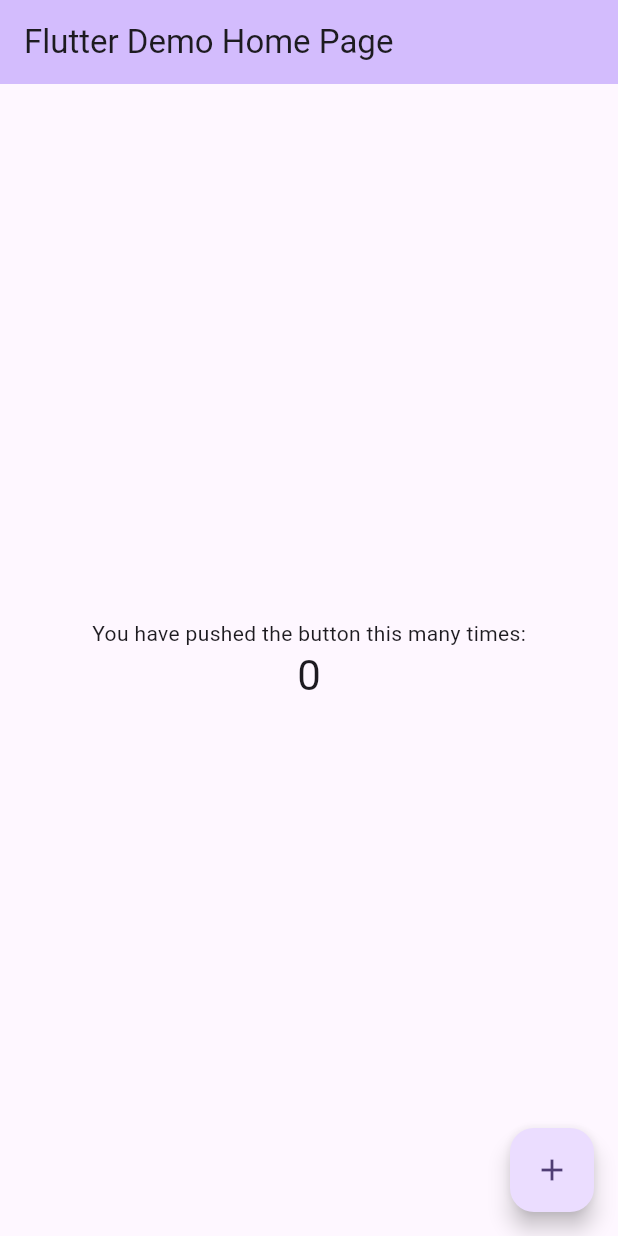
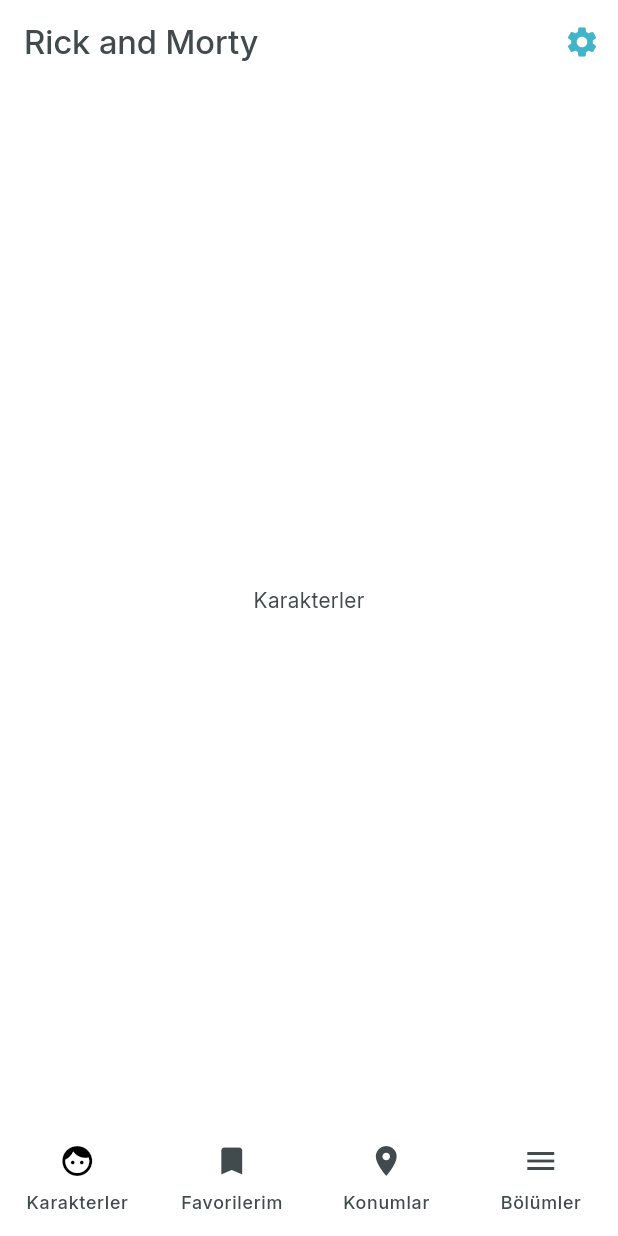
Before and after one commit to SLAYER3547/rickandmortyapp, a Flutter app: the screen it shows after launch, on a phone screen of 412 x 824 dp. Run offline on Flutter 3.47's test engine with Material 3 defaults, Android fonts, the phone set to English and light mode, and no system bars; our stand-ins replace go_router.

Commit message:
app theme is set. Navigation bar is added. Four main page are designed. And GoRouter is added

```diff
--- /dev/null
+++ b/lib/app/router.dart
@@ -0,0 +1,52 @@
+import 'package:flutter/cupertino.dart';
+import 'package:go_router/go_router.dart';
+import 'package:rickandmortyapp/views/app_view.dart';
+import 'package:rickandmortyapp/views/characters_view/character_view.dart';
+import 'package:rickandmortyapp/views/favourites_view/favourites_view.dart';
+import 'package:rickandmortyapp/views/locations_view/locations_view.dart';
+import 'package:rickandmortyapp/views/sections_view/sections_view.dart';
+
+final _routerKey = GlobalKey<NavigatorState>();
+
+class AppRoutes {
+  AppRoutes._();
+  static const String characters = '/';
+  static const String favourites = '/favourites';
+  static const String locations = '/locations';
+  static const String sections = '/sections';
+}
+
+final router = GoRouter(
+  initialLocation: AppRoutes.characters,
+  navigatorKey: _routerKey, routes: [
+  StatefulShellRoute.indexedStack(
+      builder: (context, state, navigationShell) => AppView(
+            navigationShell: navigationShell,
+          ),
+      branches: [
+        StatefulShellBranch(routes: [
+          GoRoute(
+            path: AppRoutes.characters,
+            builder: (context, state) => const CharacterView(),
+          )
+        ]),
+        StatefulShellBranch(routes: [
+          GoRoute(
+            path: AppRoutes.favourites,
+            builder: (context, state) => const FavouritesView(),
+          )
+        ]),
+        StatefulShellBranch(routes: [
+          GoRoute(
+            path: AppRoutes.locations,
+            builder: (context, state) => const LocationsView(),
+          )
+        ]),
+        StatefulShellBranch(routes: [
+          GoRoute(
+            path: AppRoutes.sections,
+            builder: (context, state) => const SectionsView(),
+          )
+        ])
+      ])
+]);
--- /dev/null
+++ b/lib/app/theme.dart
@@ -0,0 +1,22 @@
+import 'package:flutter/material.dart';
+
+class AppTheme {
+  AppTheme._();
+  static ThemeData get lightTheme => ThemeData(
+    fontFamily: 'Inter',
+    scaffoldBackgroundColor: Colors.white,
+    colorScheme: const ColorScheme.light(
+      primary: Color(0xFF42B4CA),
+      secondary: Color(0xFFD5E9ED),
+      surface: Colors.white,
+      onSurface: Color(0xFF414A4C),
+      error: Color(0xFFEA7979),
+      tertiary: Color(0xFFB5C4C7)
+    ),
+    iconButtonTheme: IconButtonThemeData(
+      style: IconButton.styleFrom(
+        foregroundColor: Color(0xFF42B4CA),
+      )
+    )
+  );
+}
--- a/lib/main.dart
+++ b/lib/main.dart
@@ -1,125 +1,19 @@
 import 'package:flutter/material.dart';
+import 'package:rickandmortyapp/app/router.dart';
+import 'package:rickandmortyapp/app/theme.dart';
 
-void main() {
-  runApp(const MyApp());
-}
+
+void main() => runApp(const MyApp());
 
 class MyApp extends StatelessWidget {
   const MyApp({super.key});
 
-  // This widget is the root of your application.
   @override
   Widget build(BuildContext context) {
-    return MaterialApp(
-      title: 'Flutter Demo',
-      theme: ThemeData(
-        // This is the theme of your application.
-        //
-        // TRY THIS: Try running your application with "flutter run". You'll see
-        // the application has a purple toolbar. Then, without quitting the app,
-        // try changing the seedColor in the colorScheme below to Colors.green
-        // and then invoke "hot reload" (save your changes or press the "hot
-        // reload" button in a Flutter-supported IDE, or press "r" if you used
-        // the command line to start the app).
-        //
-        // Notice that the counter didn't reset back to zero; the application
-        // state is not lost during the reload. To reset the state, use hot
-        // restart instead.
-        //
-        // This works for code too, not just values: Most code changes can be
-        // tested with just a hot reload.
-        colorScheme: ColorScheme.fromSeed(seedColor: Colors.deepPurple),
-        useMaterial3: true,
-      ),
-      home: const MyHomePage(title: 'Flutter Demo Home Page'),
+    return MaterialApp.router(
+      routerConfig: router,
+      debugShowCheckedModeBanner: false,
+      theme: AppTheme.lightTheme,
     );
   }
 }
-
-class MyHomePage extends StatefulWidget {
-  const MyHomePage({super.key, required this.title});
-
-  // This widget is the home page of your application. It is stateful, meaning
-  // that it has a State object (defined below) that contains fields that affect
-  // how it looks.
-
-  // This class is the configuration for the state. It holds the values (in this
-  // case the title) provided by the parent (in this case the App widget) and
-  // used by the build method of the State. Fields in a Widget subclass are
-  // always marked "final".
-
-  final String title;
-
-  @override
-  State<MyHomePage> createState() => _MyHomePageState();
-}
-
-class _MyHomePageState extends State<MyHomePage> {
-  int _counter = 0;
-
-  void _incrementCounter() {
-    setState(() {
-      // This call to setState tells the Flutter framework that something has
-      // changed in this State, which causes it to rerun the build method below
-      // so that the display can reflect the updated values. If we changed
-      // _counter without calling setState(), then the build method would not be
-      // called again, and so nothing would appear to happen.
-      _counter++;
-    });
-  }
-
-  @override
-  Widget build(BuildContext context) {
-    // This method is rerun every time setState is called, for instance as done
-    // by the _incrementCounter method above.
-    //
-    // The Flutter framework has been optimized to make rerunning build methods
-    // fast, so that you can just rebuild anything that needs updating rather
-    // than having to individually change instances of widgets.
-    return Scaffold(
-      appBar: AppBar(
-        // TRY THIS: Try changing the color here to a specific color (to
-        // Colors.amber, perhaps?) and trigger a hot reload to see the AppBar
-        // change color while the other colors stay the same.
-        backgroundColor: Theme.of(context).colorScheme.inversePrimary,
-        // Here we take the value from the MyHomePage object that was created by
-        // the App.build method, and use it to set our appbar title.
-        title: Text(widget.title),
-      ),
-      body: Center(
-        // Center is a layout widget. It takes a single child and positions it
-        // in the middle of the parent.
-        child: Column(
-          // Column is also a layout widget. It takes a list of children and
-          // arranges them vertically. By default, it sizes itself to fit its
-          // children horizontally, and tries to be as tall as its parent.
-          //
-          // Column has various properties to control how it sizes itself and
-          // how it positions its children. Here we use mainAxisAlignment to
-          // center the children vertically; the main axis here is the vertical
-          // axis because Columns are vertical (the cross axis would be
-          // horizontal).
-          //
-          // TRY THIS: Invoke "debug painting" (choose the "Toggle Debug Paint"
-          // action in the IDE, or press "p" in the console), to see the
-          // wireframe for each widget.
-          mainAxisAlignment: MainAxisAlignment.center,
-          children: <Widget>[
-            const Text(
-              'You have pushed the button this many times:',
-            ),
-            Text(
-              '$_counter',
-              style: Theme.of(context).textTheme.headlineMedium,
-            ),
-          ],
-        ),
-      ),
-      floatingActionButton: FloatingActionButton(
-        onPressed: _incrementCounter,
-        tooltip: 'Increment',
-        child: const Icon(Icons.add),
-      ), // This trailing comma makes auto-formatting nicer for build methods.
-    );
-  }
-}
--- /dev/null
+++ b/lib/views/app_view.dart
@@ -0,0 +1,37 @@
+import 'package:flutter/material.dart';
+import 'package:go_router/go_router.dart';
+
+class AppView extends StatelessWidget {
+  final StatefulNavigationShell navigationShell;
+  const AppView({super.key, required this.navigationShell});
+
+  @override
+  Widget build(BuildContext context) {
+    return Scaffold(
+      appBar: _appBarWidget(),
+      body: navigationShell,
+      bottomNavigationBar: NavigationBar(
+          selectedIndex: navigationShell.currentIndex,
+          onDestinationSelected: navigationShell.goBranch,
+          indicatorColor: Colors.transparent,
+          destinations: [
+            NavigationDestination(icon: Icon(Icons.face), label: 'Karakterler'),
+            NavigationDestination(
+                icon: Icon(Icons.bookmark), label: 'Favorilerim'),
+            NavigationDestination(
+                icon: Icon(Icons.location_on), label: 'Konumlar'),
+            NavigationDestination(icon: Icon(Icons.menu), label: 'Bölümler'),
+          ]),
+    );
+  }
+
+  AppBar _appBarWidget() {
+    return AppBar(
+      title: Text(
+        "Rick and Morty",
+        style: TextStyle(fontSize: 22, fontWeight: FontWeight.w500),
+      ),
+      actions: [IconButton(onPressed: () {}, icon: Icon(Icons.settings))],
+    );
+  }
+}
--- /dev/null
+++ b/lib/views/characters_view/character_view.dart
@@ -0,0 +1,10 @@
+import 'package:flutter/material.dart';
+
+class CharacterView extends StatelessWidget {
+  const CharacterView({super.key});
+
+  @override
+  Widget build(BuildContext context) {
+    return Center(child: Text("Karakterler"),);
+  }
+}
--- /dev/null
+++ b/lib/views/favourites_view/favourites_view.dart
@@ -0,0 +1,12 @@
+import 'package:flutter/material.dart';
+
+class FavouritesView extends StatelessWidget {
+  const FavouritesView({super.key});
+
+  @override
+  Widget build(BuildContext context) {
+    return Center(
+      child: Text("Favoriler"),
+    );
+  }
+}
--- /dev/null
+++ b/lib/views/locations_view/locations_view.dart
@@ -0,0 +1,12 @@
+import 'package:flutter/material.dart';
+
+class LocationsView extends StatelessWidget {
+  const LocationsView({super.key});
+
+  @override
+  Widget build(BuildContext context) {
+    return Center(
+      child: Text("Konumlar"),
+    );
+  }
+}
--- /dev/null
+++ b/lib/views/sections_view/sections_view.dart
@@ -0,0 +1,12 @@
+import 'package:flutter/material.dart';
+
+class SectionsView extends StatelessWidget {
+  const SectionsView({super.key});
+
+  @override
+  Widget build(BuildContext context) {
+    return Center(
+      child: Text("Bölümler"),
+    );
+  }
+}
```
Also changed, not shown: pubspec.yaml (+13 -4 lines), assets/fonts/inter-bold.ttf (added), assets/fonts/inter-light.ttf (added), assets/fonts/inter-medium.ttf (added), assets/fonts/inter-regular.ttf (added), pubspec.lock.
